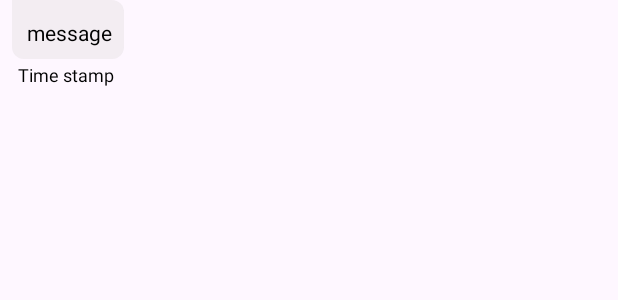
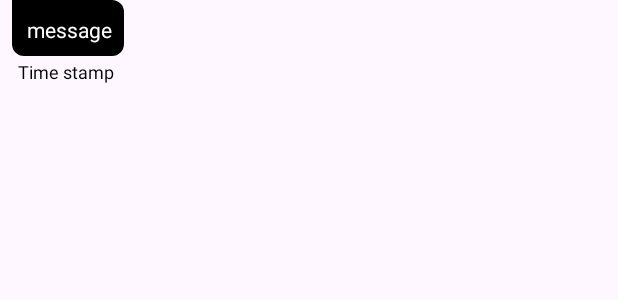
Before and after one commit to paridhi089/raven, an Android app: the layout layout_receiver.xml on its own in the app's theme, with its tools: preview values and no code run, on a phone screen of 412 x 824 dp. Shown: the top 300 px of the screen. Run offline under Robolectric (Android 15) with nearby library versions, the light colour scheme and no system bars.

Commit message:
Displaying Messages

```diff
--- a/app/src/main/java/dev/paridhi/raven/fragments/mainactivity/InboxFragment.java
+++ b/app/src/main/java/dev/paridhi/raven/fragments/mainactivity/InboxFragment.java
@@ -54,7 +54,7 @@ public class InboxFragment extends Fragment {
     }
 
     public void setUpRecylerView(View view) {
-        Query query=fStore.collection("channels").whereArrayContains("members",firebaseAuth.getCurrentUser().getUid());
+        Query query=fStore.collection("channels").whereArrayContains("members",firebaseAuth.getCurrentUser().getUid()).orderBy("time", Query.Direction.DESCENDING);
         FirestoreRecyclerOptions<ChannelModel> options=new FirestoreRecyclerOptions.Builder<ChannelModel>().setQuery(query,ChannelModel.class).build();
         adapter=new ChannelsRVA(options);
         RecyclerView recyclerView=binding.inboxRV;
--- a/app/src/main/res/drawable/receiver_drawable.xml
+++ b/app/src/main/res/drawable/receiver_drawable.xml
@@ -1,6 +1,6 @@
 <?xml version="1.0" encoding="utf-8"?>
 <shape xmlns:android="http://schemas.android.com/apk/res/android">
-    <solid android:color="@color/backgroundsec"></solid>
+    <solid android:color="@color/black"></solid>
     <corners android:bottomRightRadius="8dp"
         android:bottomLeftRadius="8dp"
         android:topRightRadius="8dp"/>
--- a/app/src/main/res/layout/activity_chat.xml
+++ b/app/src/main/res/layout/activity_chat.xml
@@ -82,15 +82,14 @@
         android:id="@+id/messageSend"
         android:layout_width="wrap_content"
         android:layout_height="57dp"
-        android:layout_marginTop="610dp"
         android:backgroundTint="@color/ButtonBG"
         app:layout_constraintBottom_toBottomOf="parent"
         app:layout_constraintEnd_toEndOf="parent"
-        app:layout_constraintTop_toTopOf="@+id/showMessages"
+        app:layout_constraintTop_toTopOf="@+id/chat_message"
         app:srcCompat="@drawable/baseline_send_24" />
 
     <androidx.recyclerview.widget.RecyclerView
-        android:id="@+id/showMessages"
+        android:id="@+id/messagesRV"
         android:layout_width="0dp"
         android:layout_height="0dp"
         app:layout_constraintBottom_toTopOf="@+id/chat_message"
--- a/app/src/main/res/layout/fragment_connect.xml
+++ b/app/src/main/res/layout/fragment_connect.xml
@@ -54,6 +54,7 @@
             android:id="@+id/connectFragmentRecycler"
             android:layout_width="0dp"
             android:layout_height="0dp"
+            android:layout_marginTop="16dp"
             app:layout_constraintBottom_toBottomOf="parent"
             app:layout_constraintEnd_toEndOf="parent"
             app:layout_constraintStart_toStartOf="parent"
--- a/app/src/main/res/layout/layout_receiver.xml
+++ b/app/src/main/res/layout/layout_receiver.xml
@@ -31,11 +31,11 @@
             android:layout_width="wrap_content"
             android:layout_height="wrap_content"
             android:layout_marginStart="2dp"
-            android:layout_marginTop="4dp"
+            android:layout_marginTop="2dp"
             android:autoLink="all"
             android:padding="8dp"
             android:text="message"
-            android:textColor="@color/black"
+            android:textColor="@color/white"
             android:textColorLink="@color/Accent"
             android:textSize="14sp" />
     </LinearLayout>
```
Also changed, not shown: app/src/main/java/dev/paridhi/raven/activities/ChatActivity.java (+61 -0 lines), app/src/main/java/dev/paridhi/raven/adapter/recycler/ChannelsRVA.java (+0 -9 lines), app/src/main/java/dev/paridhi/raven/adapter/recycler/MessagesRVA.java (+0 -9 lines).
